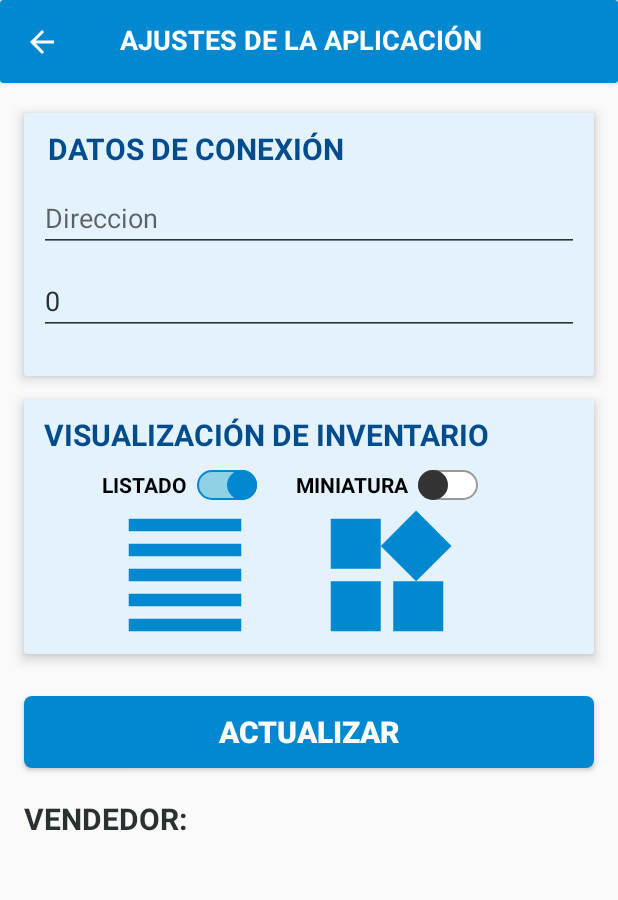
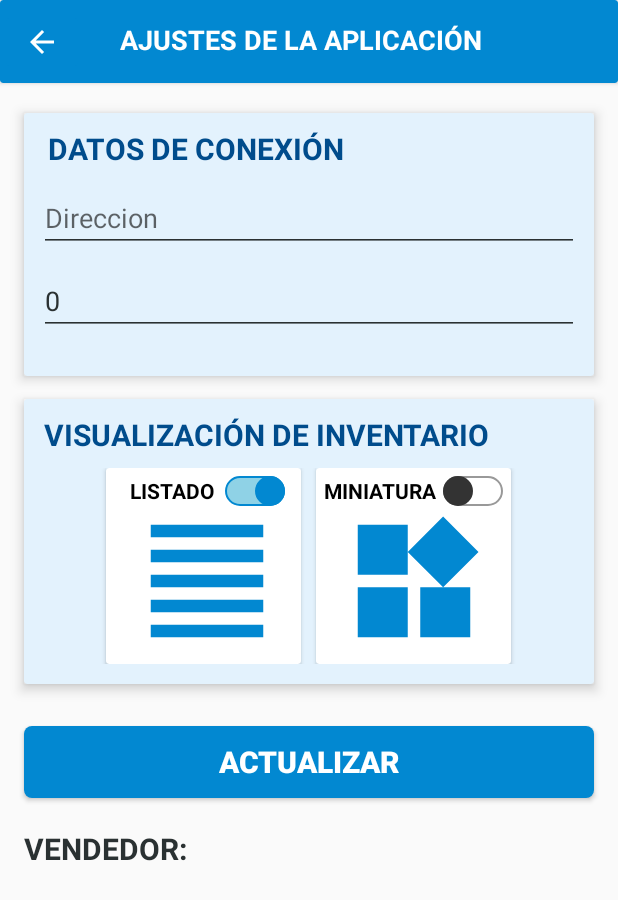
Before and after one commit to Anthonic1804/EnrikoRepuestos, an Android app: the Configuracion screen opened directly, with no data from a screen before it, on a phone screen of 412 x 824 dp. Shown: the top 900 px of the screen. Run offline under Robolectric (Android 15) with nearby library versions, the phone set to English and light mode, and no system bars.

Commit message:
MEJORADA LA INTERFAZ DE LA VISTA CONFIGURACION

```diff
--- a/app/src/main/java/com/example/acae30/Configuracion.kt
+++ b/app/src/main/java/com/example/acae30/Configuracion.kt
@@ -58,10 +58,9 @@ class Configuracion : AppCompatActivity() {
         var nombre_vendedor = preferencias!!.getString("Vendedor", "")
         txtvendedor!!.text = nombre_vendedor
 
-        //FUNCIONES AGRAGADAS PARA LOS CONTROLES DE ENVIO
+        //FUNCIONES AGRAGADAS PARA LOS CONTROLES DE VISTA DE INVENTARIO
         swlista = findViewById(R.id.swlista)
         swminiatura = findViewById(R.id.swminiatura)
-        //swlista!!.isChecked = true
 
         mostrarSeleccionInventario()
 
@@ -84,8 +83,6 @@ class Configuracion : AppCompatActivity() {
                 updateVistaInventario(2)
             }
         }
-
-
 
     } //funcion que inicializa las variables
 
--- a/app/src/main/java/com/example/acae30/Funciones.kt
+++ b/app/src/main/java/com/example/acae30/Funciones.kt
@@ -10,7 +10,6 @@ import android.view.ViewAnimationUtils
 import android.view.animation.AlphaAnimation
 import android.view.animation.Animation
 import android.widget.TextView
-import androidx.core.content.ContextCompat.getSystemService
 import com.example.acae30.database.Database
 import com.example.acae30.modelos.Visitas
 import org.json.JSONObject
--- a/app/src/main/java/com/example/acae30/carga_datos.kt
+++ b/app/src/main/java/com/example/acae30/carga_datos.kt
@@ -222,11 +222,11 @@ class carga_datos : AppCompatActivity() {
                             } else {
                                 messageAsync("Cargando 100%")
                                 alert!!.dismisss()
-                                ShowAlert("No se Encontraron datos en el WS")
+                                ShowAlert("NO SE ENCONTRARON SUCURSALES REGISTRADAS")
                             } //caso que la respuesta venga vacia
                         }
                     } else {
-                        throw Exception("getSurcusales() = Error de Comunicacion con el servidor:$responseCode + url: $url")
+                        throw Exception("SERVIDOR: NO SE ENCONTRARON SUCURSALES REGISTRADAS")
                     }
                 } catch (e: Exception) {
                     throw Exception(e.message)
--- a/app/src/main/res/drawable-xxxhdpi/border_pedido.xml
+++ b/app/src/main/res/drawable-xxxhdpi/border_pedido.xml
@@ -1,7 +1,7 @@
 <?xml version="1.0" encoding="utf-8"?>
 <shape android:shape="rectangle" xmlns:android="http://schemas.android.com/apk/res/android">
     <solid android:color="#ffffff"/>
-    <corners android:bottomLeftRadius="10dp"
-             android:bottomRightRadius="10dp"/>
+    <corners android:bottomLeftRadius="5dp"
+             android:bottomRightRadius="5dp"/>
 
 </shape>
--- a/app/src/main/res/layout/activity_configuracion.xml
+++ b/app/src/main/res/layout/activity_configuracion.xml
@@ -127,7 +127,7 @@
     <androidx.cardview.widget.CardView
         android:id="@+id/cardVersiones"
         android:layout_width="0dp"
-        android:layout_height="170dp"
+        android:layout_height="190dp"
         android:layout_marginStart="16dp"
         android:layout_marginTop="15dp"
         android:layout_marginEnd="16dp"
@@ -159,52 +159,98 @@
                 app:layout_constraintStart_toStartOf="parent"
                 app:layout_constraintTop_toTopOf="parent" />
 
+            <LinearLayout
+                android:layout_width="match_parent"
+                android:layout_height="wrap_content"
+                android:orientation="horizontal"
+                android:padding="3dp"
+                android:layout_marginTop="5dp"
+                android:layout_weight="1"
+                android:gravity="center_horizontal"
+                app:layout_constraintTop_toBottomOf="@+id/lblversiones"
+                app:layout_constraintStart_toStartOf="parent"
+                app:layout_constraintEnd_toEndOf="parent">
+
+
+                <androidx.cardview.widget.CardView
+                    android:id="@+id/cwlista"
+                    android:layout_width="130dp"
+                    android:layout_height="wrap_content">
+
+
+                    <androidx.constraintlayout.widget.ConstraintLayout
+                        android:layout_width="match_parent"
+                        android:layout_height="match_parent"
+                        android:padding="5dp">
+
                         <Switch
                             android:id="@+id/swlista"
                             android:layout_width="wrap_content"
                             android:layout_height="wrap_content"
-                android:layout_marginTop="10dp"
                             android:text="LISTADO  "
                             android:textStyle="bold"
                             android:thumb="@drawable/thumb"
                             android:track="@drawable/track"
                             app:layout_constraintEnd_toEndOf="parent"
-                app:layout_constraintHorizontal_bias="0.189"
+                            app:layout_constraintHorizontal_bias="0.652"
                             app:layout_constraintStart_toStartOf="parent"
-                app:layout_constraintTop_toBottomOf="@+id/lblversiones" />
+                            app:layout_constraintTop_toTopOf="parent" />
+
+                        <ImageView
+                            android:id="@+id/imageView6"
+                            android:layout_width="wrap_content"
+                            android:layout_height="wrap_content"
+                            app:layout_constraintEnd_toEndOf="parent"
+                            app:layout_constraintHorizontal_bias="0.626"
+                            app:layout_constraintStart_toStartOf="parent"
+                            app:layout_constraintTop_toBottomOf="@+id/swlista"
+                            app:srcCompat="@drawable/inventario_lista" />
+
+                    </androidx.constraintlayout.widget.ConstraintLayout>
+
+                </androidx.cardview.widget.CardView>
+
+                <androidx.cardview.widget.CardView
+                    android:id="@+id/cwminiatura"
+                    android:layout_width="130dp"
+                    android:layout_height="wrap_content"
+                    android:layout_marginLeft="10dp">
+
+
+                    <androidx.constraintlayout.widget.ConstraintLayout
+                        android:layout_width="match_parent"
+                        android:layout_height="match_parent"
+                        android:padding="5dp">
 
                         <Switch
                             android:id="@+id/swminiatura"
                             android:layout_width="wrap_content"
                             android:layout_height="wrap_content"
-                android:layout_marginTop="10dp"
                             android:text="MINIATURA  "
                             android:textStyle="bold"
                             android:thumb="@drawable/thumb"
                             android:track="@drawable/track"
                             app:layout_constraintEnd_toEndOf="parent"
-                app:layout_constraintHorizontal_bias="0.252"
-                app:layout_constraintStart_toEndOf="@+id/swlista"
-                app:layout_constraintTop_toBottomOf="@+id/lblversiones" />
-
-            <ImageView
-                android:id="@+id/imageView6"
-                android:layout_width="wrap_content"
-                android:layout_height="wrap_content"
-                app:layout_constraintEnd_toStartOf="@+id/imageView10"
-                app:layout_constraintHorizontal_bias="0.626"
+                            app:layout_constraintHorizontal_bias="0.652"
                             app:layout_constraintStart_toStartOf="parent"
-                app:layout_constraintTop_toBottomOf="@+id/swlista"
-                app:srcCompat="@drawable/inventario_lista" />
+                            app:layout_constraintTop_toTopOf="parent" />
 
                         <ImageView
                             android:id="@+id/imageView10"
                             android:layout_width="wrap_content"
                             android:layout_height="wrap_content"
-                android:layout_marginEnd="88dp"
                             app:layout_constraintEnd_toEndOf="parent"
+                            app:layout_constraintHorizontal_bias="0.533"
+                            app:layout_constraintStart_toStartOf="parent"
                             app:layout_constraintTop_toBottomOf="@+id/swminiatura"
                             app:srcCompat="@drawable/inventario_miniatura" />
+
+                    </androidx.constraintlayout.widget.ConstraintLayout>
+
+                </androidx.cardview.widget.CardView>
+
+
+            </LinearLayout>
 
 
         </androidx.constraintlayout.widget.ConstraintLayout>
--- a/app/src/main/res/layout/carta_pedidos.xml
+++ b/app/src/main/res/layout/carta_pedidos.xml
@@ -14,7 +14,7 @@
         android:layout_marginLeft="5dp"
         android:layout_marginRight="5dp"
         android:layout_marginBottom="3dp"
-        app:cardCornerRadius="15dp"
+        app:cardCornerRadius="5dp"
         app:contentPadding="5dp"
         app:cardElevation="3dp"
         >
@@ -61,14 +61,16 @@
                 android:id="@+id/txtPedido"
                 android:layout_width="80dp"
                 android:layout_height="26dp"
+                android:layout_marginEnd="5dp"
                 android:text="txtpedido"
                 android:textAlignment="center"
                 android:textColor="@color/moderado"
                 android:textSize="16sp"
                 android:textStyle="bold"
                 app:layout_constraintBottom_toTopOf="@+id/imgPencil"
-                app:layout_constraintTop_toTopOf="parent"
-                tools:layout_editor_absoluteX="5dp" />
+                app:layout_constraintEnd_toStartOf="@+id/txtCliente"
+                app:layout_constraintStart_toStartOf="parent"
+                app:layout_constraintTop_toTopOf="parent" />
 
             <TextView
                 android:id="@+id/txtFecha"
--- a/app/src/main/res/layout/cartaproducto.xml
+++ b/app/src/main/res/layout/cartaproducto.xml
@@ -4,7 +4,7 @@
     xmlns:tools="http://schemas.android.com/tools"
     android:layout_width="match_parent"
     android:layout_height="wrap_content"
-    android:padding="5dp">
+    android:padding="3dp">
 
     <androidx.cardview.widget.CardView
         android:id="@+id/card_view"
@@ -15,7 +15,7 @@
         android:layout_marginRight="5dp"
         android:layout_marginBottom="3dp"
         android:background="@drawable/border_pedido"
-        app:cardCornerRadius="15dp"
+        app:cardCornerRadius="5dp"
         app:contentPadding="5dp"
         app:cardElevation="3dp">
 
```
Lines whose indentation alone changed are shown as unchanged.
